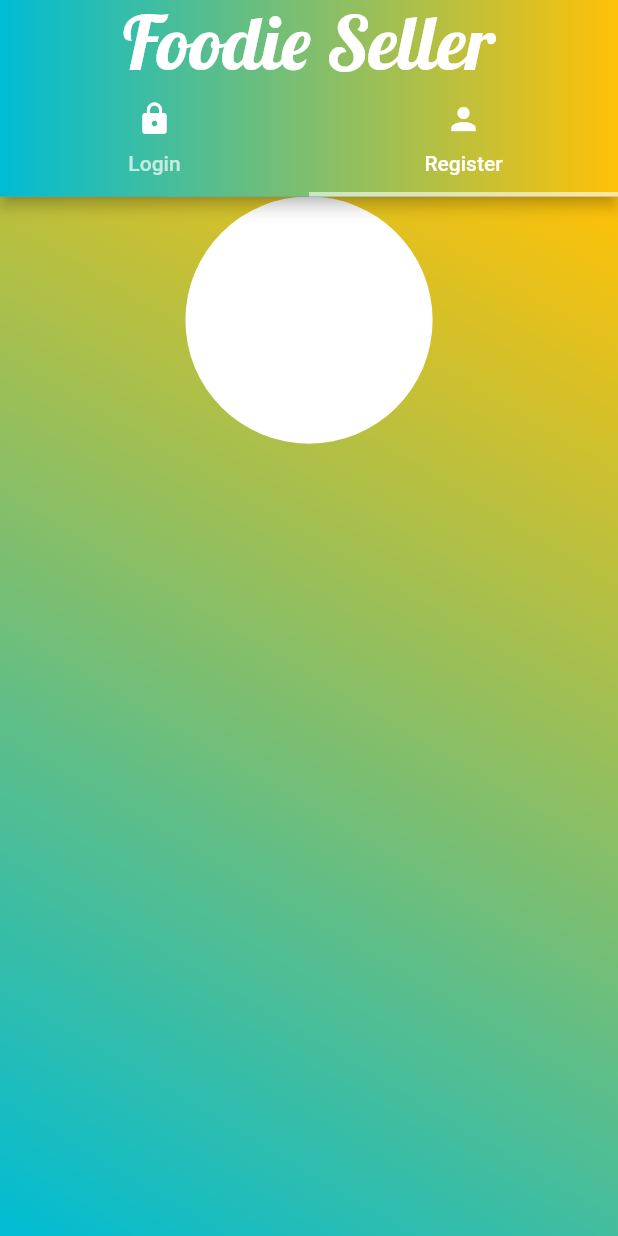
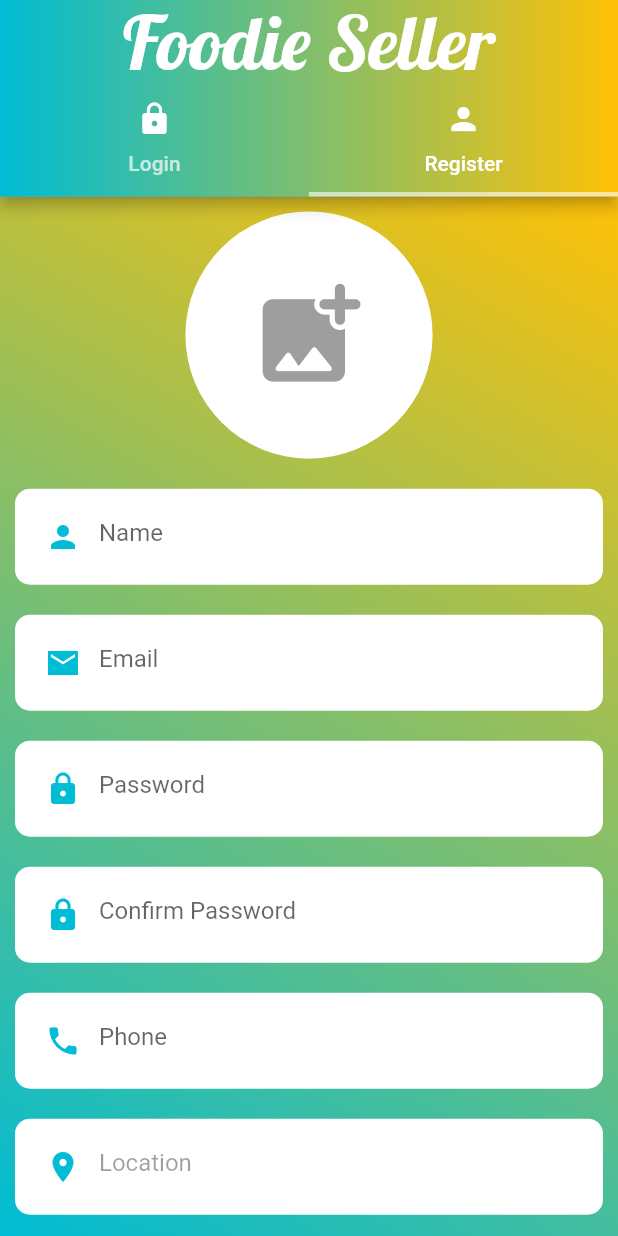
Before and after one commit to Ishan-Karpe/foodie_seller, a Flutter app: the screen it shows after launch, tab 2 chosen, on a phone screen of 412 x 824 dp. Run offline on Flutter 3.47's test engine with Material 2 defaults, Android fonts, the phone set to English and light mode, and no system bars; our stand-ins replace image_picker.

Commit message:
Register Screen Base done, final touches coming soon.

```diff
--- a/lib/authentication/register.dart
+++ b/lib/authentication/register.dart
@@ -1,5 +1,8 @@
+import 'dart:io';
+
 import 'package:flutter/material.dart';
 import 'package:foodie_seller/widgets/custom_text_field.dart';
+import 'package:image_picker/image_picker.dart';
 
 class RegisterScreen extends StatefulWidget {
   const RegisterScreen({Key? key}) : super(key: key);
@@ -8,21 +11,84 @@ class RegisterScreen extends StatefulWidget {
   State<RegisterScreen> createState() => _RegisterScreenState();
 }
 
-class _RegisterScreenState extends State<RegisterScreen>
-{
-  TextEditingController anyController = TextEditingController();
+class _RegisterScreenState extends State<RegisterScreen> {
+
+  final GlobalKey<FormState> _formKey = GlobalKey<FormState>();
+  TextEditingController nameController = TextEditingController();
+  TextEditingController emailController = TextEditingController();
+  TextEditingController passwordController = TextEditingController();
+  TextEditingController confirmPasswordController = TextEditingController();
+  TextEditingController phoneController = TextEditingController();
+  TextEditingController locationController = TextEditingController();
+
+  XFile? imageXFile;
+  final ImagePicker _picker = ImagePicker();
+
   @override
   Widget build(BuildContext context) {
     return SingleChildScrollView(
       child: Column(
         mainAxisSize: MainAxisSize.max,
         children: [
+          const SizedBox(height: 10),
           InkWell(
             child: CircleAvatar(
               radius: MediaQuery.of(context).size.width * 0.20,
               backgroundColor: Colors.white,
+              backgroundImage: imageXFile == null ? null : FileImage(File(imageXFile!.path)),
+              child: imageXFile == null ?
+              Icon(
+                Icons.add_photo_alternate_rounded,
+                size: MediaQuery.of(context).size.width * 0.20,
+                color: Colors.grey,
+              ) : null
             ),
-          )
+          ),
+          const SizedBox(height: 10),
+          Form(
+            key: _formKey,
+            child: Column(
+              children: [
+                CustomTextField(
+                    data: Icons.person,
+                    controller: nameController,
+                    hintText: "Name",
+                    isObsecure: false,
+                ),
+                CustomTextField(
+                  data: Icons.email_sharp,
+                  controller: emailController,
+                  hintText: "Email",
+                  isObsecure: false,
+                ),
+                CustomTextField(
+                  data: Icons.lock,
+                  controller: passwordController,
+                  hintText: "Password",
+                  isObsecure: true,
+                ),
+                CustomTextField(
+                  data: Icons.lock_rounded,
+                  controller: confirmPasswordController,
+                  hintText: "Confirm Password",
+                  isObsecure: true,
+                ),
+                CustomTextField(
+                  data: Icons.phone,
+                  controller: phoneController,
+                  hintText: "Phone",
+                  isObsecure: false,
+                ),
+                CustomTextField(
+                  data: Icons.location_on,
+                  controller: locationController,
+                  hintText: "Location",
+                  isObsecure: false,
+                  enabled: false,
+                ),
+              ],
+            ),
+          ),
         ],
       ),
     );
```
Also changed, not shown: 3 other files.
